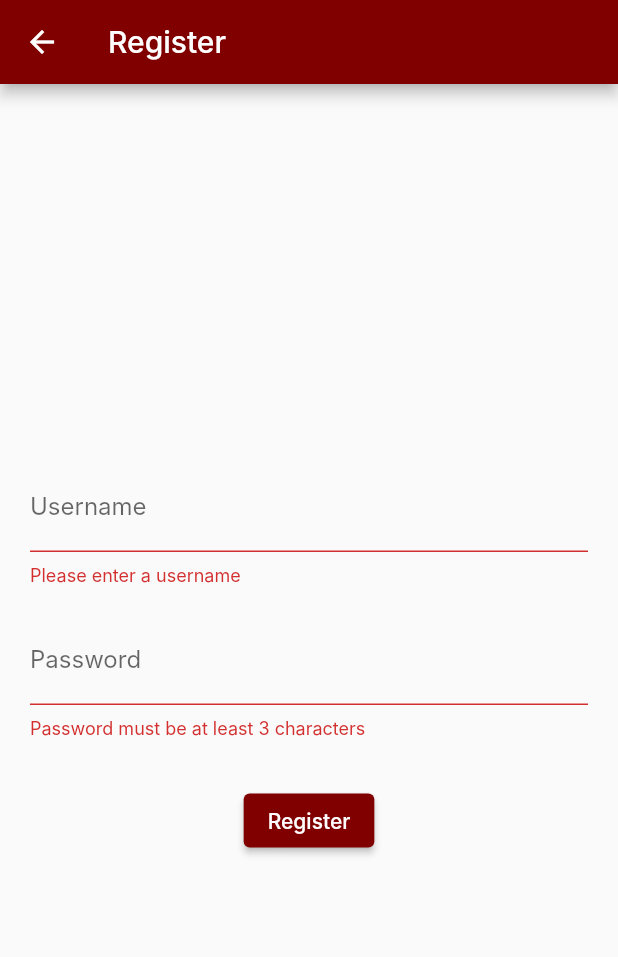
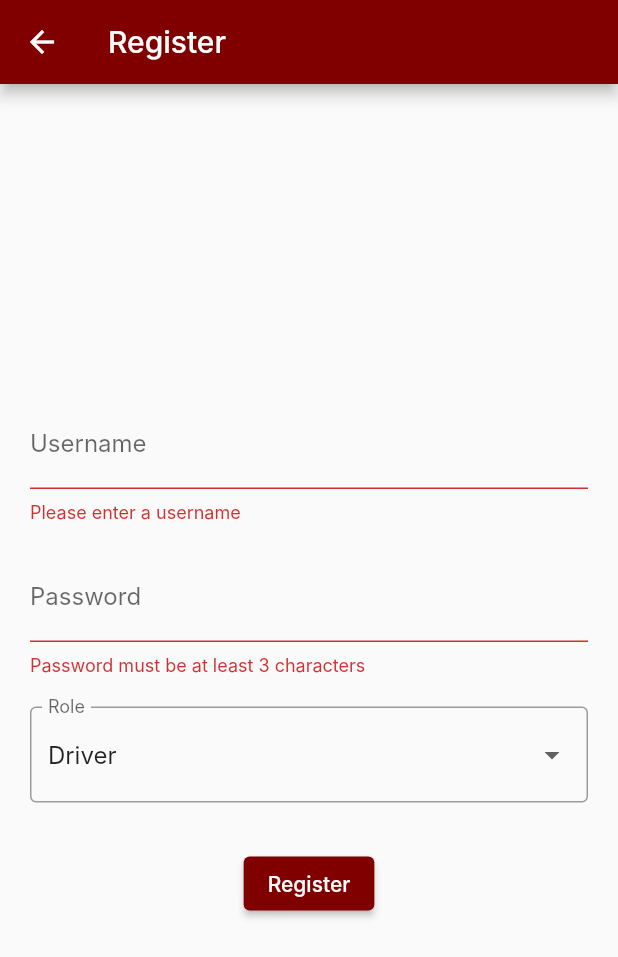
Before and after one commit to Ahtisham-1214/Log-System-Flutter, a Flutter app: the RegisterPage screen opened directly, after a tap on "Register", on a phone screen of 412 x 824 dp. Shown: the top 957 px of the screen. Run offline on Flutter 3.47's test engine with Material 3 defaults, Android fonts, the phone set to English and light mode, and no system bars; our stand-ins replace csv, share_plus, sqflite; missing offline and left inert: excel; accounts and stored records are empty; Roboto replaces fonts that are missing (Inter).

Commit message:
added role field

```diff
--- a/lib/View/register_screen.dart
+++ b/lib/View/register_screen.dart
@@ -5,7 +5,7 @@ class RegisterPage extends StatefulWidget {
   const RegisterPage({super.key});
 
   @override
-  _RegisterPageState createState() => _RegisterPageState();
+  State<RegisterPage> createState() => _RegisterPageState();
 }
 
 class _RegisterPageState extends State<RegisterPage> {
@@ -13,19 +13,22 @@ class _RegisterPageState extends State<RegisterPage> {
   final _usernameController = TextEditingController();
   final _passwordController = TextEditingController();
   final UserRepository _userRepository = UserRepository();
+  final List<String> _roles = ['Admin', 'Driver'];
+  String? _selectedRole = "Driver";
 
 
   Future<void> _register() async {
     if (_formKey.currentState!.validate()) {
       final username = _usernameController.text;
       final password = _passwordController.text;
+      final role = _selectedRole ?? 'Driver';
 
       try {
         final existingUser = await _userRepository.getUserByUsername(username);
         if (existingUser != null) {
           _showMessage("Username already exists", Color(0xFFC12222));
         } else {
-          await _userRepository.insertUser(User(userName: username, password: password));
+          await _userRepository.insertUser(User(userName: username, password: password, role: role));
           _showMessage("Registration Successful", Color(0xFF0E1B67));
           // Optionally navigate back to login:
           Future.delayed(const Duration(seconds: 2), () {
@@ -123,6 +126,32 @@ class _RegisterPageState extends State<RegisterPage> {
                   return null;
                 },
               ),
+              const SizedBox(height: 20),
+              DropdownButtonFormField<String>(
+                value: _selectedRole, // The currently selected value
+                decoration: const InputDecoration(
+                  labelText: 'Role',
+                  border: OutlineInputBorder(),
+                ),
+                hint: const Text('Select a role'), // Placeholder text
+                items: _roles.map((String role) {
+                  return DropdownMenuItem<String>(
+                    value: role,
+                    child: Text(role),
+                  );
+                }).toList(),
+                onChanged: (String? newValue) {
+                  setState(() {
+                    _selectedRole = newValue;
+                  });
+                },
+                validator: (value) {
+                  if (value == null || value.isEmpty) {
+                    return 'Please select a user role';
+                  }
+                  return null;
+                },
+              ),
               const SizedBox(height: 30),
               ElevatedButton(
                 onPressed: _register,
```
